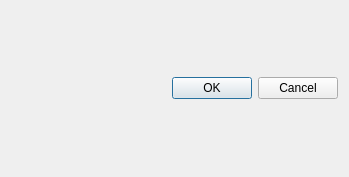
Above: MantidQt/CustomInterfaces/inc/MantidQtCustomInterfaces/DynamicPDF/BackgroundRemover.ui from mantidproject/mantid before the change. Below: the same form after it.
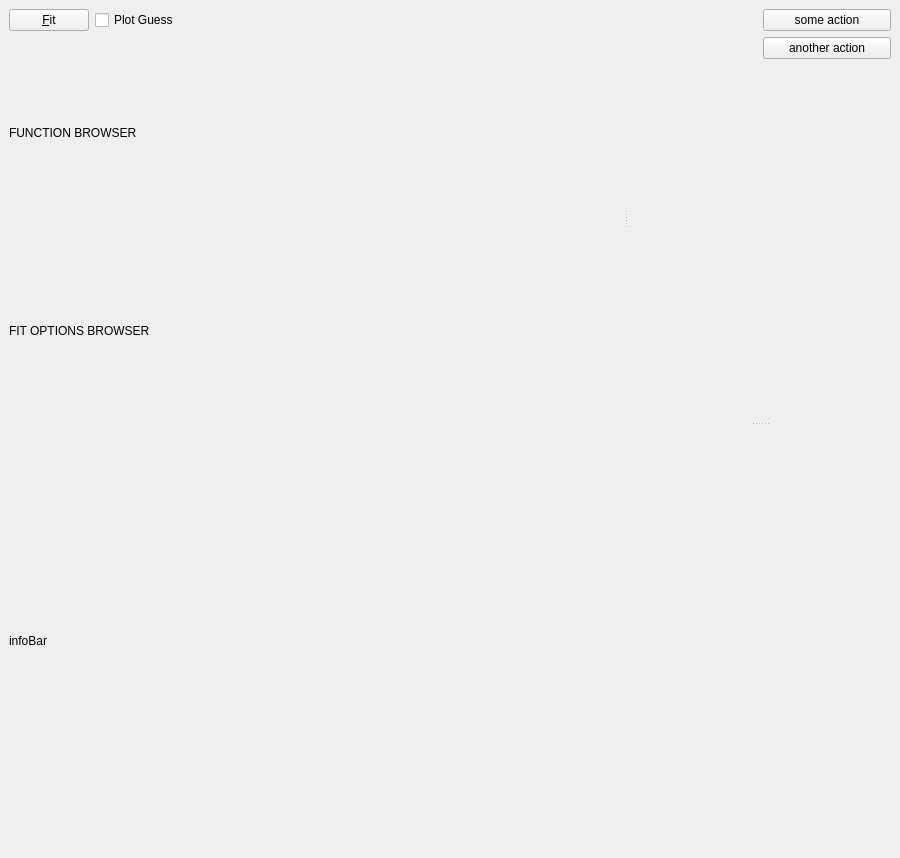
That is the form after the change. Custom widgets are drawn as their Qt base class.

Commit message: Refs #15429 new UI form

```diff
--- a/MantidQt/CustomInterfaces/inc/MantidQtCustomInterfaces/DynamicPDF/BackgroundRemover.ui
+++ b/MantidQt/CustomInterfaces/inc/MantidQtCustomInterfaces/DynamicPDF/BackgroundRemover.ui
@@ -1,64 +1,167 @@
 <?xml version="1.0" encoding="UTF-8"?>
 <ui version="4.0">
  <class>BackgroundRemover</class>
- <widget class="QDialog" name="BackgroundRemover">
+ <widget class="QMainWindow" name="BackgroundRemover">
   <property name="geometry">
    <rect>
     <x>0</x>
     <y>0</y>
-    <width>349</width>
-    <height>177</height>
+    <width>900</width>
+    <height>858</height>
    </rect>
   </property>
   <property name="windowTitle">
    <string>Background remover tool</string>
   </property>
-  <layout class="QVBoxLayout" name="verticalLayout_2">
-   <item>
-    <widget class="QDialogButtonBox" name="buttonBox">
-     <property name="orientation">
-      <enum>Qt::Horizontal</enum>
-     </property>
-     <property name="standardButtons">
-      <set>QDialogButtonBox::Cancel|QDialogButtonBox::Ok</set>
-     </property>
-    </widget>
-   </item>
-  </layout>
+  <widget class="QWidget" name="centralwidget">
+   <layout class="QVBoxLayout" name="verticalLayout_3" stretch="0,0">
+    <item>
+     <widget class="QSplitter" name="hSplitter">
+      <property name="orientation">
+       <enum>Qt::Horizontal</enum>
+      </property>
+      <widget class="QWidget" name="verticalLayoutWidget_2">
+       <layout class="QVBoxLayout" name="browserLayout">
+        <item>
+         <layout class="QHBoxLayout" name="horizontalLayout_3">
+          <item>
+           <widget class="QPushButton" name="btnFit">
+            <property name="toolTip">
+             <string>Start multi-dataset fitting</string>
+            </property>
+            <property name="text">
+             <string>&amp;Fit</string>
+            </property>
+           </widget>
+          </item>
+          <item>
+           <widget class="QCheckBox" name="cbPlotGuess">
+            <property name="text">
+             <string>Plot Guess</string>
+            </property>
+           </widget>
+          </item>
+          <item>
+           <spacer name="horizontalSpacer_2">
+            <property name="orientation">
+             <enum>Qt::Horizontal</enum>
+            </property>
+            <property name="sizeHint" stdset="0">
+             <size>
+              <width>40</width>
+              <height>20</height>
+             </size>
+            </property>
+           </spacer>
+          </item>
+         </layout>
+        </item>
+        <item>
+         <widget class="QLabel" name="label">
+          <property name="text">
+           <string>FUNCTION BROWSER</string>
+          </property>
+         </widget>
+        </item>
+        <item>
+         <widget class="QLabel" name="label_2">
+          <property name="text">
+           <string>FIT OPTIONS BROWSER</string>
+          </property>
+         </widget>
+        </item>
+       </layout>
+      </widget>
+      <widget class="QSplitter" name="vSplitter">
+       <property name="orientation">
+        <enum>Qt::Vertical</enum>
+       </property>
+       <widget class="QWidget" name="layoutWidget">
+        <layout class="QHBoxLayout" name="horizontalLayout_2">
+         <item>
+          <widget class="MantidQt::MantidWidgets::DisplayCurveFit" name="displayCurveFit"/>
+         </item>
+         <item>
+          <layout class="QVBoxLayout" name="verticalLayout_2">
+           <item>
+            <widget class="QPushButton" name="button1">
+             <property name="toolTip">
+              <string>Add one or more spectra from a workspace</string>
+             </property>
+             <property name="text">
+              <string>some action</string>
+             </property>
+            </widget>
+           </item>
+           <item>
+            <widget class="QPushButton" name="button2">
+             <property name="toolTip">
+              <string>Remove selected spectra</string>
+             </property>
+             <property name="text">
+              <string>another action</string>
+             </property>
+            </widget>
+           </item>
+           <item>
+            <spacer name="verticalSpacer">
+             <property name="orientation">
+              <enum>Qt::Vertical</enum>
+             </property>
+             <property name="sizeHint" stdset="0">
+              <size>
+               <width>20</width>
+               <height>40</height>
+              </size>
+             </property>
+            </spacer>
+           </item>
+          </layout>
+         </item>
+        </layout>
+       </widget>
+       <widget class="QWidget" name="verticalLayoutWidget">
+        <layout class="QVBoxLayout" name="verticalLayout">
+         <property name="spacing">
+          <number>6</number>
+         </property>
+         <item>
+          <widget class="MantidQt::MantidWidgets::PreviewPlot" name="previewPlot"/>
+         </item>
+        </layout>
+       </widget>
+      </widget>
+     </widget>
+    </item>
+    <item>
+     <widget class="QLabel" name="infoBar">
+      <property name="text">
+       <string>infoBar</string>
+      </property>
+     </widget>
+    </item>
+   </layout>
+  </widget>
  </widget>
- <resources/>
- <connections>
-  <connection>
-   <sender>buttonBox</sender>
-   <signal>accepted()</signal>
-   <receiver>BackgroundRemover</receiver>
-   <slot>accept()</slot>
-   <hints>
-    <hint type="sourcelabel">
-     <x>248</x>
-     <y>254</y>
-    </hint>
-    <hint type="destinationlabel">
-     <x>157</x>
-     <y>274</y>
-    </hint>
-   </hints>
-  </connection>
-  <connection>
-   <sender>buttonBox</sender>
-   <signal>rejected()</signal>
-   <receiver>BackgroundRemover</receiver>
-   <slot>reject()</slot>
-   <hints>
-    <hint type="sourcelabel">
-     <x>316</x>
-     <y>260</y>
-    </hint>
-    <hint type="destinationlabel">
-     <x>286</x>
-     <y>274</y>
-    </hint>
-   </hints>
-  </connection>
- </connections>
+ <customwidgets>
+  <customwidget>
+   <class>MantidQt::MantidWidgets::PreviewPlot</class>
+   <extends>QWidget</extends>
+   <header>MantidQtMantidWidgets/PreviewPlot.h</header>
+  </customwidget>
+  <customwidget>
+   <class>MantidQt::MantidWidgets::DisplayCurveFit</class>
+   <extends>QWidget</extends>
+   <header>MantidQtMantidWidgets/DisplayCurveFit.h</header>
+  </customwidget>
+ </customwidgets>
+ <tabstops>
+  <tabstop>button1</tabstop>
+  <tabstop>button2</tabstop>
+  <tabstop>btnFit</tabstop>
+ </tabstops>
+ <resources>
+  <include location="../../../icons/CustomInterfacesIcons.qrc"/>
+ </resources>
+ <connections/>
 </ui>
```
Left out of the diff: 2 changed lines with no effect on the pictures.
